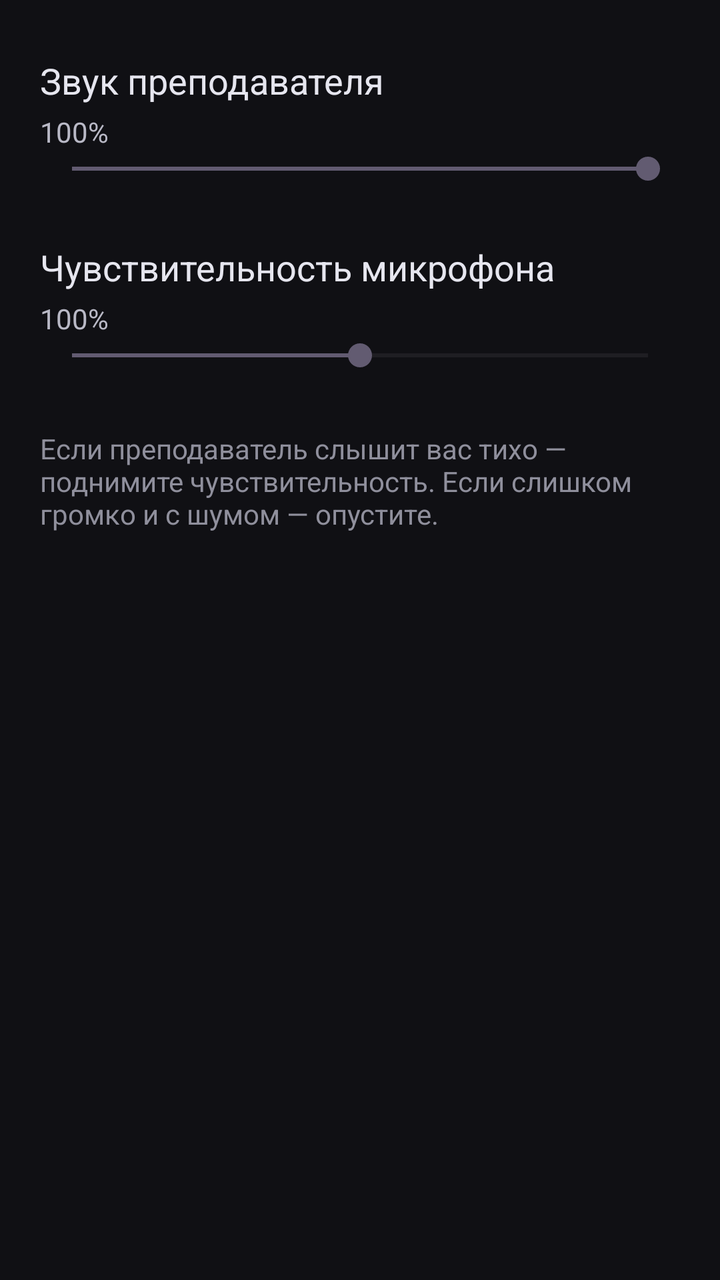
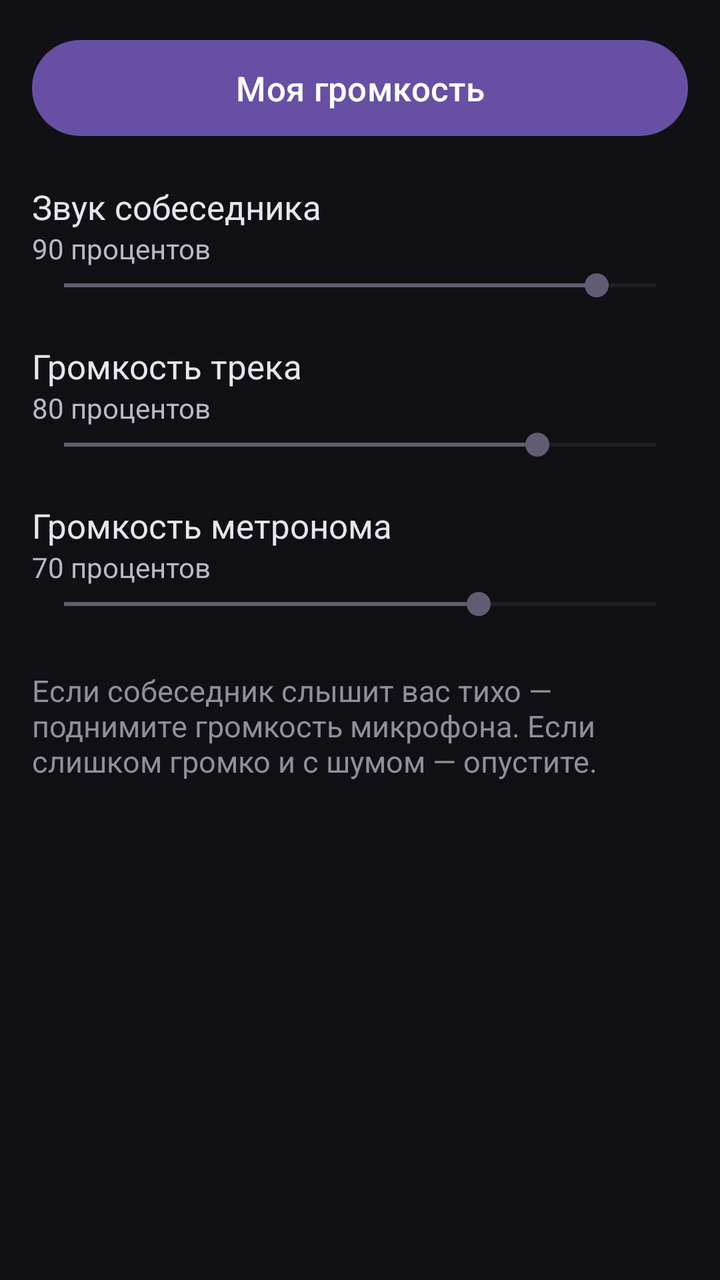

Screens rendered from an Android XML layout before and after an edit, with the pre-edit source and the edit as a unified diff.
<!-- AndroidManifest.xml: application theme Theme.MajorLad -->
<!-- res/layout/view_volume.xml -->
<?xml version="1.0" encoding="utf-8"?>
<LinearLayout xmlns:android="http://schemas.android.com/apk/res/android"
    android:layout_width="match_parent"
    android:layout_height="match_parent"
    android:orientation="vertical"
    android:padding="20dp">

    <TextView
        android:layout_width="match_parent"
        android:layout_height="wrap_content"
        android:layout_marginTop="8dp"
        android:text="Звук преподавателя"
        android:textColor="#e6e6ef"
        android:textSize="18sp" />

    <TextView
        android:id="@+id/labelPlay"
        android:layout_width="match_parent"
        android:layout_height="wrap_content"
        android:layout_marginTop="4dp"
        android:text="100%"
        android:textColor="#b9b9c6" />

    <SeekBar
        android:id="@+id/seekPlay"
        android:layout_width="match_parent"
        android:layout_height="wrap_content"
        android:max="100"
        android:progress="100" />

    <TextView
        android:layout_width="match_parent"
        android:layout_height="wrap_content"
        android:layout_marginTop="28dp"
        android:text="Чувствительность микрофона"
        android:textColor="#e6e6ef"
        android:textSize="18sp" />

    <TextView
        android:id="@+id/labelMic"
        android:layout_width="match_parent"
        android:layout_height="wrap_content"
        android:layout_marginTop="4dp"
        android:text="100%"
        android:textColor="#b9b9c6" />

    <SeekBar
        android:id="@+id/seekMic"
        android:layout_width="match_parent"
        android:layout_height="wrap_content"
        android:max="200"
        android:progress="100" />

    <TextView
        android:layout_width="match_parent"
        android:layout_height="wrap_content"
        android:layout_marginTop="28dp"
        android:text="Если преподаватель слышит вас тихо — поднимите чувствительность. Если слишком громко и с шумом — опустите."
        android:textColor="#8f8f9c" />

</LinearLayout>
<!-- resources referenced by this layout -->
<resources>
  <style name="Theme.MajorLad" parent="Theme.Material3.DayNight.NoActionBar">
          <item name="android:statusBarColor">#101014</item>
          <item name="android:navigationBarColor">#101014</item>
          <item name="android:windowBackground">#101014</item>
      </style>
</resources>

<!-- the commit's change to res/layout/view_volume.xml (unified diff, before → after) -->
@@ -1,61 +1,167 @@
 <?xml version="1.0" encoding="utf-8"?>
-<LinearLayout xmlns:android="http://schemas.android.com/apk/res/android"
+<ScrollView xmlns:android="http://schemas.android.com/apk/res/android"
     android:layout_width="match_parent"
     android:layout_height="match_parent"
-    android:orientation="vertical"
-    android:padding="20dp">
+    android:fillViewport="true">
 
-    <TextView
+    <LinearLayout
         android:layout_width="match_parent"
         android:layout_height="wrap_content"
-        android:layout_marginTop="8dp"
-        android:text="Звук преподавателя"
-        android:textColor="#e6e6ef"
-        android:textSize="18sp" />
+        android:orientation="vertical"
+        android:padding="16dp">
 
-    <TextView
-        android:id="@+id/labelPlay"
-        android:layout_width="match_parent"
-        android:layout_height="wrap_content"
-        android:layout_marginTop="4dp"
-        android:text="100%"
-        android:textColor="#b9b9c6" />
+        <Button
+            android:id="@+id/btnVolMode"
+            android:layout_width="match_parent"
+            android:layout_height="wrap_content"
+            android:minHeight="56dp"
+            android:text="Моя громкость"
+            android:textSize="17sp" />
 
-    <SeekBar
-        android:id="@+id/seekPlay"
-        android:layout_width="match_parent"
-        android:layout_height="wrap_content"
-        android:max="100"
-        android:progress="100" />
+        <LinearLayout
+            android:id="@+id/volLocal"
+            android:layout_width="match_parent"
+            android:layout_height="wrap_content"
+            android:orientation="vertical">
 
-    <TextView
-        android:layout_width="match_parent"
-        android:layout_height="wrap_content"
-        android:layout_marginTop="28dp"
-        android:text="Чувствительность микрофона"
-        android:textColor="#e6e6ef"
-        android:textSize="18sp" />
+            <TextView
+                android:layout_width="match_parent"
+                android:layout_height="wrap_content"
+                android:layout_marginTop="20dp"
+                android:text="Звук собеседника"
+                android:textColor="#e6e6ef"
+                android:textSize="17sp" />
 
-    <TextView
-        android:id="@+id/labelMic"
-        android:layout_width="match_parent"
-        android:layout_height="wrap_content"
-        android:layout_marginTop="4dp"
-        android:text="100%"
-        android:textColor="#b9b9c6" />
+            <TextView
+                android:id="@+id/labelPeer"
+                android:layout_width="match_parent"
+                android:layout_height="wrap_content"
+                android:text="90 процентов"
+                android:textColor="#b9b9c6" />
 
-    <SeekBar
-        android:id="@+id/seekMic"
-        android:layout_width="match_parent"
-        android:layout_height="wrap_content"
-        android:max="200"
-        android:progress="100" />
+            <SeekBar
+                android:id="@+id/seekPeer"
+                android:layout_width="match_parent"
+                android:layout_height="wrap_content"
+                android:contentDescription="Звук собеседника"
+                android:max="100"
+                android:progress="90" />
 
-    <TextView
-        android:layout_width="match_parent"
-        android:layout_height="wrap_content"
-        android:layout_marginTop="28dp"
-        android:text="Если преподаватель слышит вас тихо — поднимите чувствительность. Если слишком громко и с шумом — опустите."
-        android:textColor="#8f8f9c" />
+            <TextView
+                android:layout_width="match_parent"
+                android:layout_height="wrap_content"
+                android:layout_marginTop="20dp"
+                android:text="Громкость трека"
+                android:textColor="#e6e6ef"
+                android:textSize="17sp" />
 
-</LinearLayout>
+            <TextView
+                android:id="@+id/labelTrack"
+                android:layout_width="match_parent"
+                android:layout_height="wrap_content"
+                android:text="80 процентов"
+                android:textColor="#b9b9c6" />
+
+            <SeekBar
+                android:id="@+id/seekTrackVol"
+                android:layout_width="match_parent"
+                android:layout_height="wrap_content"
+                android:contentDescription="Громкость трека"
+                android:max="100"
+                android:progress="80" />
+
+            <TextView
+                android:layout_width="match_parent"
+                android:layout_height="wrap_content"
+                android:layout_marginTop="20dp"
+                android:text="Громкость метронома"
+                android:textColor="#e6e6ef"
+                android:textSize="17sp" />
+
+            <TextView
+                android:id="@+id/labelMetro"
+                android:layout_width="match_parent"
+                android:layout_height="wrap_content"
+                android:text="70 процентов"
+                android:textColor="#b9b9c6" />
+
+            <SeekBar
+                android:id="@+id/seekMetroVol"
+                android:layout_width="match_parent"
+                android:layout_height="wrap_content"
+                android:contentDescription="Громкость метронома"
+                android:max="100"
+                android:progress="70" />
+        </LinearLayout>
+
+        <LinearLayout
+            android:id="@+id/volPeer"
+            android:layout_width="match_parent"
+            android:layout_height="wrap_content"
+            android:orientation="vertical"
+            android:visibility="gone">
+
+            <TextView
+                android:layout_width="match_parent"
+                android:layout_height="wrap_content"
+                android:layout_marginTop="20dp"
+                android:text="Мой микрофон для собеседника"
+                android:textColor="#e6e6ef"
+                android:textSize="17sp" />
+
+            <TextView
+                android:id="@+id/labelOutMic"
+                android:layout_width="match_parent"
+                android:layout_height="wrap_content"
+                android:text="100 процентов"
+                android:textColor="#b9b9c6" />
+
+            <SeekBar
+                android:id="@+id/seekOutMic"
+                android:layout_width="match_parent"
+                android:layout_height="wrap_content"
+                android:contentDescription="Мой микрофон для собеседника"
+                android:max="200"
+                android:progress="100" />
+
+            <TextView
+                android:layout_width="match_parent"
+                android:layout_height="wrap_content"
+                android:layout_marginTop="20dp"
+                android:text="Метроном для собеседника"
+                android:textColor="#e6e6ef"
+                android:textSize="17sp" />
+
+            <TextView
+                android:id="@+id/labelOutMetro"
+                android:layout_width="match_parent"
+                android:layout_height="wrap_content"
+                android:text="70 процентов"
+                android:textColor="#b9b9c6" />
+
+            <SeekBar
+                android:id="@+id/seekOutMetro"
+                android:layout_width="match_parent"
+                android:layout_height="wrap_content"
+                android:contentDescription="Метроном для собеседника"
+                android:max="100"
+                android:progress="70" />
+
+            <TextView
+                android:layout_width="match_parent"
+                android:layout_height="wrap_content"
+                android:layout_marginTop="20dp"
+                android:text="Здесь настраивается то, что слышит собеседник. Громкость его динамиков меняет он сам."
+                android:textColor="#8f8f9c"
+                android:textSize="15sp" />
+        </LinearLayout>
+
+        <TextView
+            android:layout_width="match_parent"
+            android:layout_height="wrap_content"
+            android:layout_marginTop="24dp"
+            android:text="Если собеседник слышит вас тихо — поднимите громкость микрофона. Если слишком громко и с шумом — опустите."
+            android:textColor="#8f8f9c"
+            android:textSize="15sp" />
+    </LinearLayout>
+</ScrollView>
